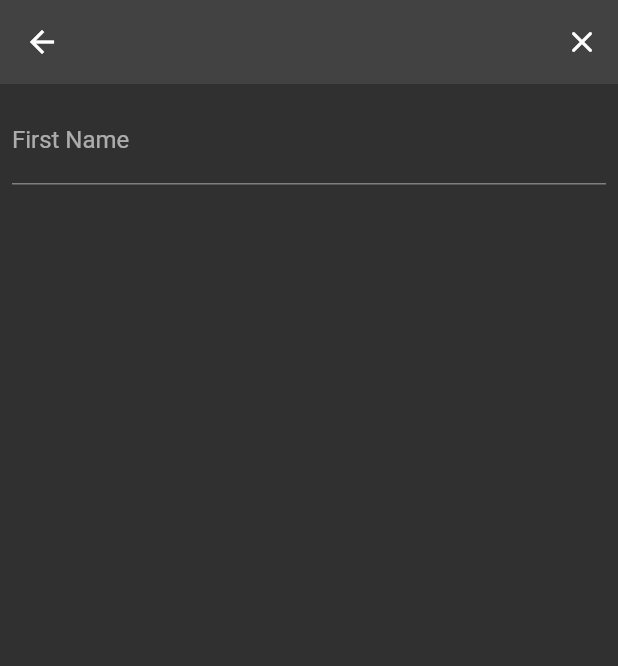
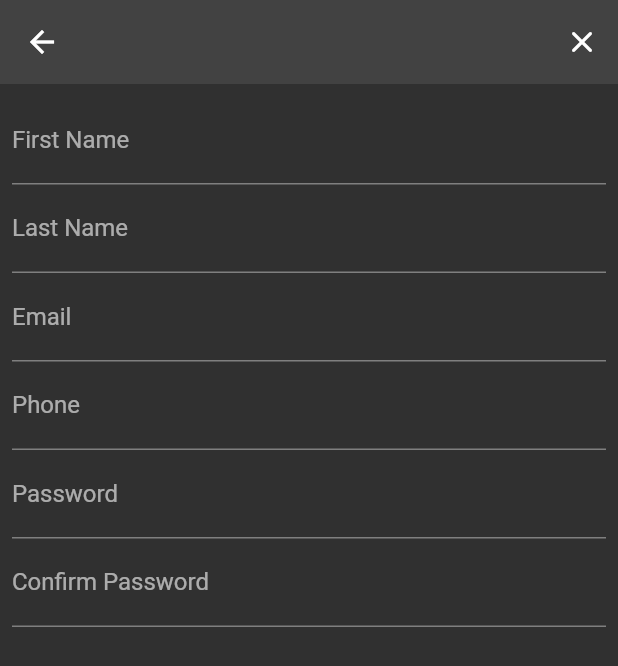
Before and after one commit to praveen1082/rentapp, a Flutter app: the screen it shows after launch, after a tap on "Login", after a tap on "Sign Up!", on a phone screen of 412 x 824 dp. Shown: the top 666 px of the screen. Run offline on Flutter 3.47's test engine with Material 2 defaults, Android fonts, the phone set to English and light mode, and no system bars.

Commit message:
Working on register page

```diff
--- a/lib/constants.dart
+++ b/lib/constants.dart
@@ -1,3 +1,4 @@
+import 'package:flutter/gestures.dart';
 import 'package:flutter/material.dart';
 
 class Constants {
@@ -33,7 +34,7 @@ class Constants {
   static const loginGoogleButtonText = Text('Login with Google');
   static const loginoptionText = Text('OR');
   static const loginQuestionText = Text("Haven't sign up yet?");
-  static Widget socialMediaLoginButton(labeltodisplay) {
+  static socialMediaLoginButton(labeltodisplay) {
     return Container(
       height: Constants.buttonContainerHeight,
       child: ElevatedButton(onPressed: () {}, child: labeltodisplay),
@@ -42,4 +43,17 @@ class Constants {
 
   static const backIcon = Icon(Icons.clear_rounded);
   static const firstNameLabelRegisterPage = "First Name";
+  static const lastNameLabelRegisterPage = "Last Name";
+  static const emailLabelRegisterPage = "Email";
+  static const phoneLabelRegisterPage = "Phone";
+  static const passwordLabelRegisterPage = "Password";
+  static const confirmPasswordLabelRegisterPage = "Confirm Password";
+
+  static registerPageTextFormBuilder(labeltext) {
+    return TextFormField(
+      decoration: InputDecoration(
+        labelText: labeltext,
+      ),
+    );
+  }
 }
--- a/lib/registerpage.dart
+++ b/lib/registerpage.dart
@@ -25,6 +25,31 @@ class _RegisterPageState extends State<RegisterPage> {
             decoration: const InputDecoration(
               labelText: Constants.firstNameLabelRegisterPage,
             ),
+          ),
+          TextFormField(
+            decoration: const InputDecoration(
+              labelText: Constants.lastNameLabelRegisterPage,
+            ),
+          ),
+          TextFormField(
+            decoration: InputDecoration(
+              labelText: Constants.emailLabelRegisterPage,
+            ),
+          ),
+          TextFormField(
+            decoration: InputDecoration(
+              labelText: Constants.phoneLabelRegisterPage,
+            ),
+          ),
+          TextFormField(
+            decoration: InputDecoration(
+              labelText: Constants.passwordLabelRegisterPage,
+            ),
+          ),
+          TextFormField(
+            decoration: InputDecoration(
+              labelText: Constants.confirmPasswordLabelRegisterPage,
+            ),
           )
         ],
       ),
```
